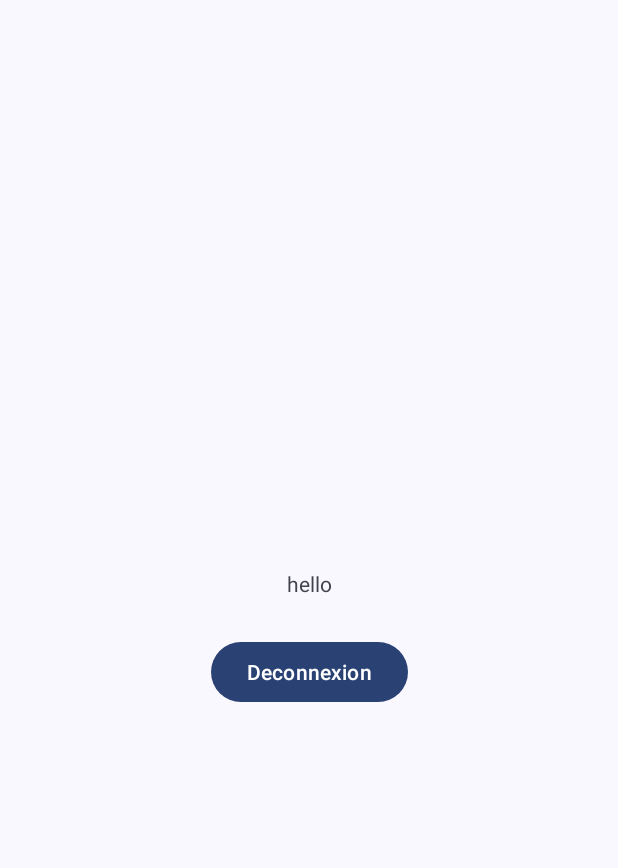
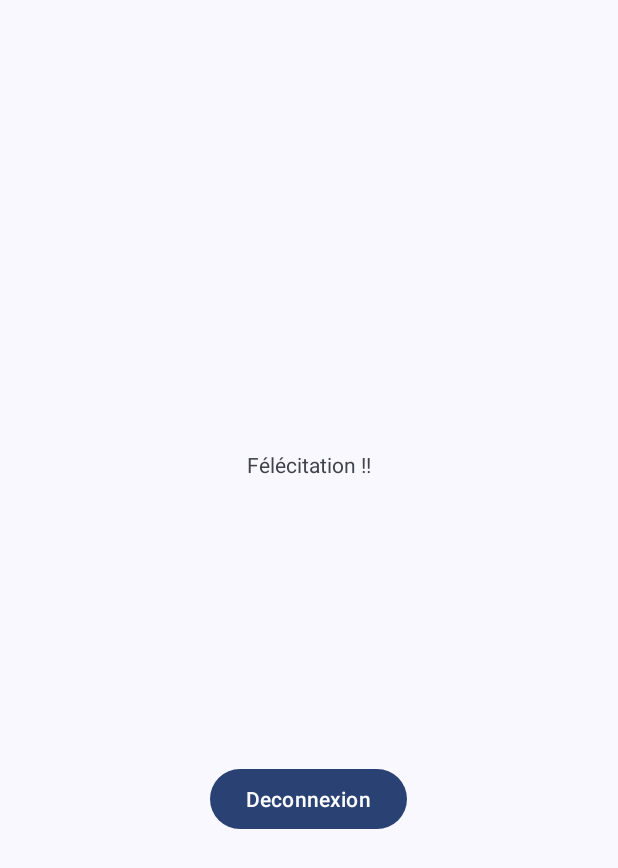
Before and after one commit to alanohayon/AppAndroid, an Android app: the layout activity_home.xml on its own in the app's theme, with its tools: preview values and no code run, on a phone screen of 412 x 824 dp. Shown: the top 868 px of the screen. Run offline under Robolectric (Android 15) with nearby library versions, the phone set to English and light mode, and no system bars.

Commit message:
commit inutile d'alan

```diff
--- a/app/src/main/java/com/example/CarPlace/ConnectFireBase.kt
+++ b/app/src/main/java/com/example/CarPlace/ConnectFireBase.kt
@@ -5,7 +5,6 @@ import android.util.Log
 import android.widget.Toast
 import androidx.appcompat.app.AppCompatActivity
 import com.google.firebase.database.FirebaseDatabase
-import com.example.carplace.R
 
 internal class ConnectFireBase : AppCompatActivity() {
 
--- a/app/src/main/java/com/example/CarPlace/Login.kt
+++ b/app/src/main/java/com/example/CarPlace/Login.kt
@@ -11,7 +11,6 @@ import android.widget.EditText
 import android.widget.ProgressBar
 import android.widget.TextView
 import android.widget.Toast
-import com.example.carplace.R
 import com.google.firebase.Firebase
 import com.google.firebase.auth.FirebaseAuth
 import com.google.firebase.auth.auth
--- a/app/src/main/java/com/example/CarPlace/Register.kt
+++ b/app/src/main/java/com/example/CarPlace/Register.kt
@@ -10,7 +10,6 @@ import android.widget.EditText
 import android.widget.ProgressBar
 import android.widget.TextView
 import android.widget.Toast
-import com.example.carplace.R
 import com.google.firebase.Firebase
 import com.google.firebase.auth.FirebaseAuth
 import com.google.firebase.auth.auth
--- a/app/src/main/res/layout/activity_home.xml
+++ b/app/src/main/res/layout/activity_home.xml
@@ -10,20 +10,33 @@
         android:id="@+id/logout"
         android:layout_width="wrap_content"
         android:layout_height="wrap_content"
-        android:layout_marginTop="25dp"
+        android:layout_marginTop="170dp"
         android:text="@string/btn_deconnexion"
         app:layout_constraintEnd_toEndOf="parent"
+        app:layout_constraintHorizontal_bias="0.498"
         app:layout_constraintStart_toStartOf="parent"
-        app:layout_constraintTop_toBottomOf="@+id/user_detail" />
+        app:layout_constraintTop_toBottomOf="@+id/userDetail" />
 
     <TextView
-        android:id="@+id/user_detail"
+        android:id="@+id/textView"
         android:layout_width="wrap_content"
         android:layout_height="wrap_content"
-        android:layout_marginTop="379dp"
-        android:text="hello"
+        android:layout_marginTop="300dp"
+        android:text="@string/felecitation"
         app:layout_constraintEnd_toEndOf="parent"
         app:layout_constraintStart_toStartOf="parent"
         app:layout_constraintTop_toTopOf="parent" />
 
+    <TextView
+        android:id="@+id/userDetail"
+        android:layout_width="wrap_content"
+        android:layout_height="wrap_content"
+        android:text=""
+        app:layout_constraintBottom_toTopOf="@+id/logout"
+        app:layout_constraintEnd_toEndOf="parent"
+        app:layout_constraintStart_toStartOf="parent"
+        app:layout_constraintTop_toBottomOf="@+id/textView"
+        app:layout_constraintVertical_bias="0.100000024" />
+
+
 </androidx.constraintlayout.widget.ConstraintLayout>
--- a/app/src/main/res/values/strings.xml
+++ b/app/src/main/res/values/strings.xml
@@ -6,7 +6,7 @@
     <string name="emailHolder">email</string>
 
     <!--mdp-->
-    <string name="mdpView">Mot de passe :</string>
+    <string name="mdpView">Mot de passe : (6 caractere minimum)</string>
     <string name="mdpHolder">mot de passe</string>
 
     <!--mdp-->
@@ -47,4 +47,8 @@
     <string name="btn_deconnexion">Deconnexion</string>
     <string name="click_to_register">click to register</string>
 
+    <string name="web_client_id">51017006279-jc1f17kn3ml8bukslmm6gts6lr6lvs2u.apps.googleusercontent.com</string>
+    <string name="connexionGoogle">Connexion</string>
+    <string name="felecitation">Félécitation !!</string>
+
 </resources>
```
Also changed, not shown: app/build.gradle.kts (+7 -4 lines), app/src/main/AndroidManifest.xml (+10 -10 lines), app/src/main/java/com/example/CarPlace/Home.kt (+14 -8 lines), app/src/main/java/com/example/CarPlace/MainActivity.kt (+10 -1 lines), app/src/main/res/layout/activity_main.xml (+16 -2 lines), 2 other files.
